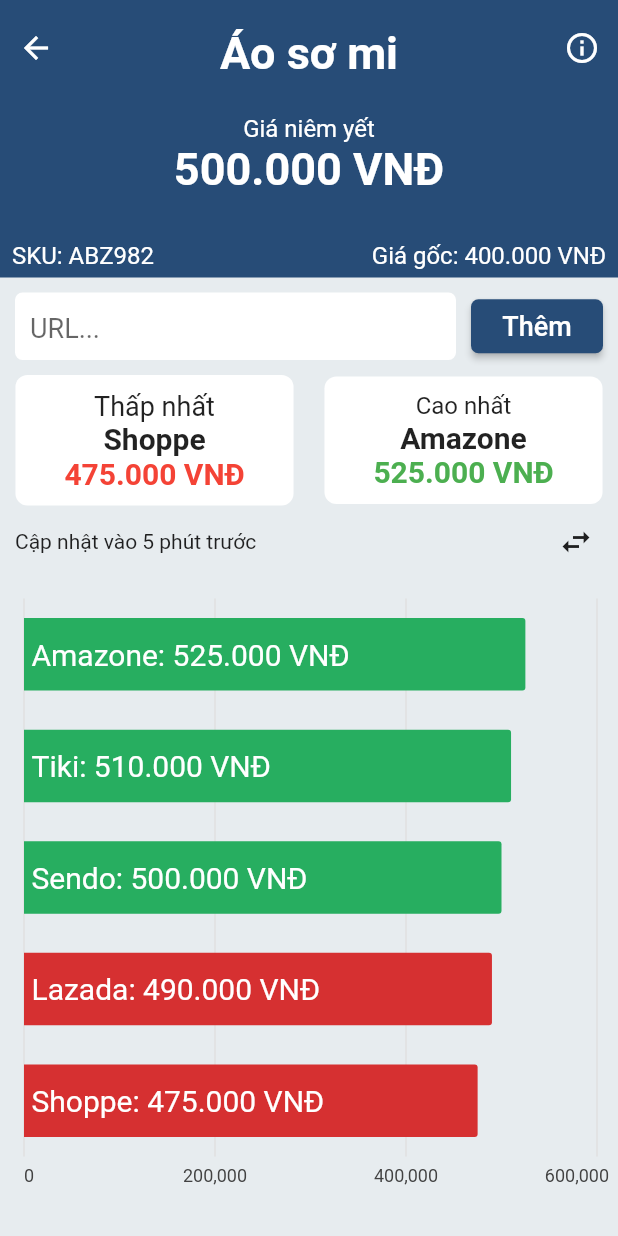
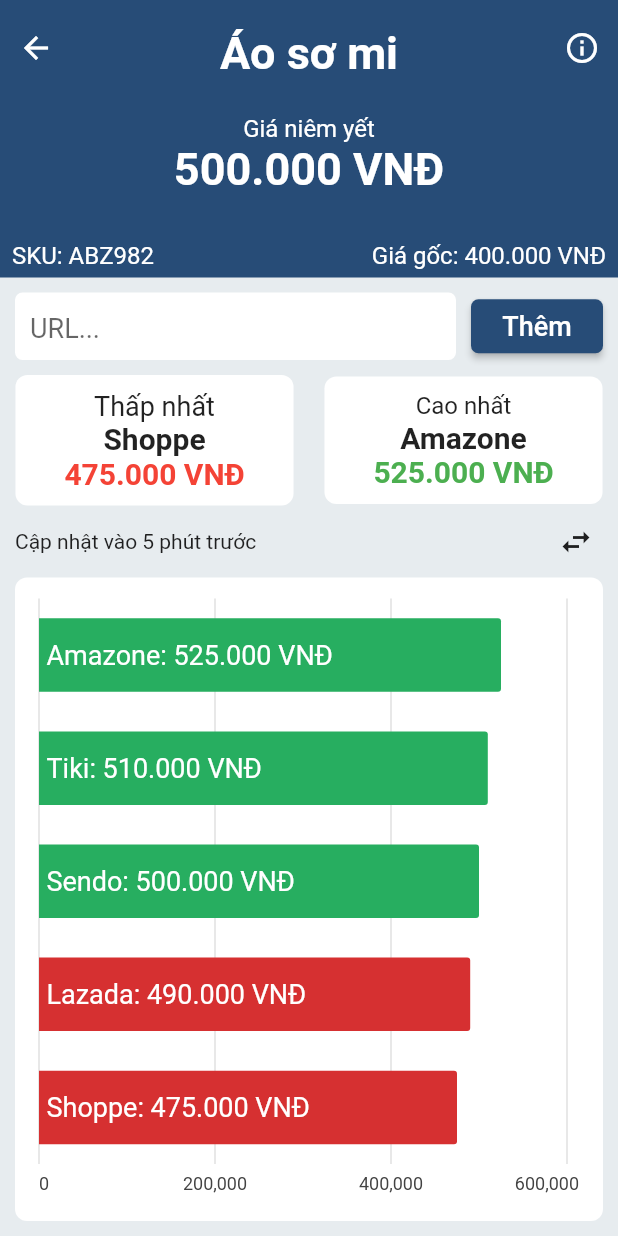
Before and after one commit to phian/PPrice_UI, a Flutter app: the GiaDoiThu screen opened directly, after a tap on the "swap horiz" icon, on a phone screen of 412 x 824 dp. Run offline on Flutter 3.47's test engine with Material 2 defaults, Android fonts, the phone set to English and light mode, and no system bars; drawn by our look-alikes of fl_chart; our stand-ins replace charts_flutter, flutter_masked_text, flutter_money_formatter, flutter_swipe_action_cell, page_transition; missing offline and left inert: autocomplete_textfield, custom_pop_up_menu; statements that could not run were skipped.

Commit message:
add background for chart

```diff
--- a/lib/ui/gia_doi_thu.dart
+++ b/lib/ui/gia_doi_thu.dart
@@ -47,7 +47,7 @@ class _GiaDoiThuState extends State<GiaDoiThu> {
       vertical: false,
       barRendererDecorator: charts.BarLabelDecorator<String>(
         insideLabelStyleSpec: charts.TextStyleSpec(
-          fontSize: 20,
+          fontSize: 18,
           color: charts.MaterialPalette.white,
         ),
       ),
@@ -242,8 +242,13 @@ class _GiaDoiThuState extends State<GiaDoiThu> {
 
   Widget chart(charts.BarChart chart) {
     return Container(
-      padding: EdgeInsets.only(bottom: 25, left: 10),
+      padding: EdgeInsets.only(bottom: 10, left: 10, right: 10),
+      margin: EdgeInsets.only(bottom: 10, left: 10, right: 10),
       height: 400,
+      decoration: BoxDecoration(
+        borderRadius: BorderRadius.circular(8),
+        color: Colors.white,
+      ),
       width: double.infinity,
       child: chart,
     );
```
